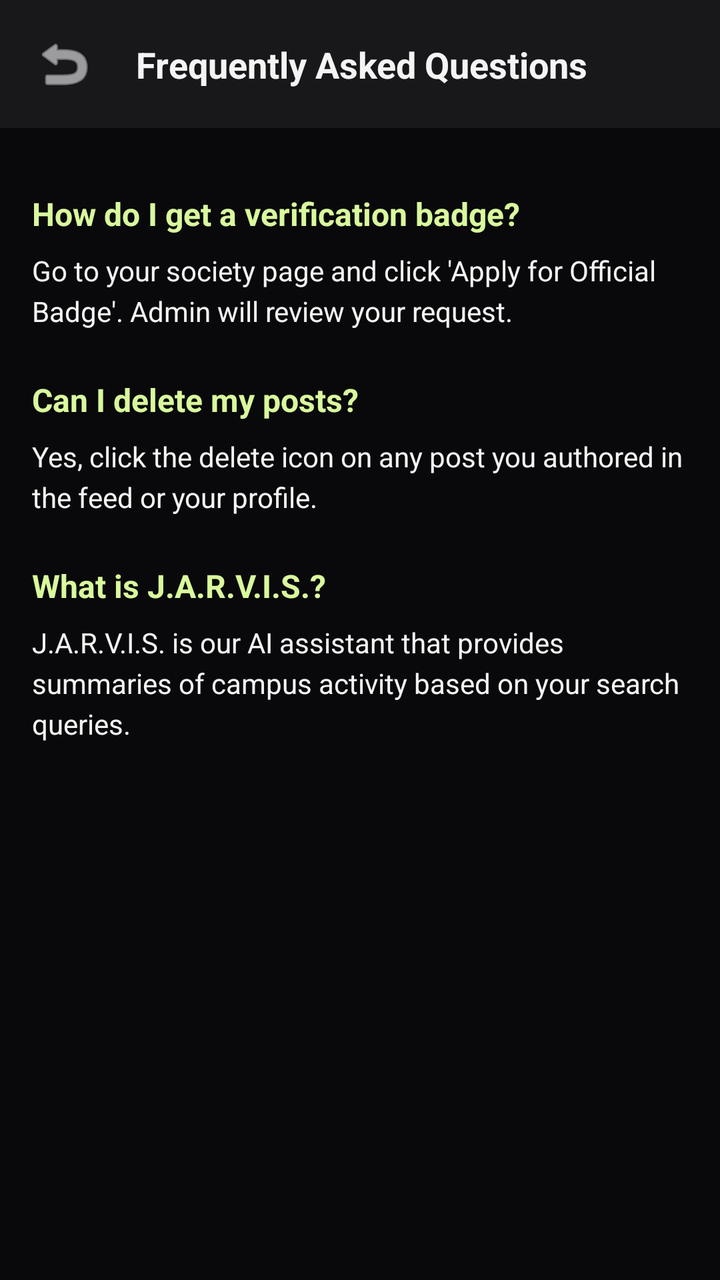
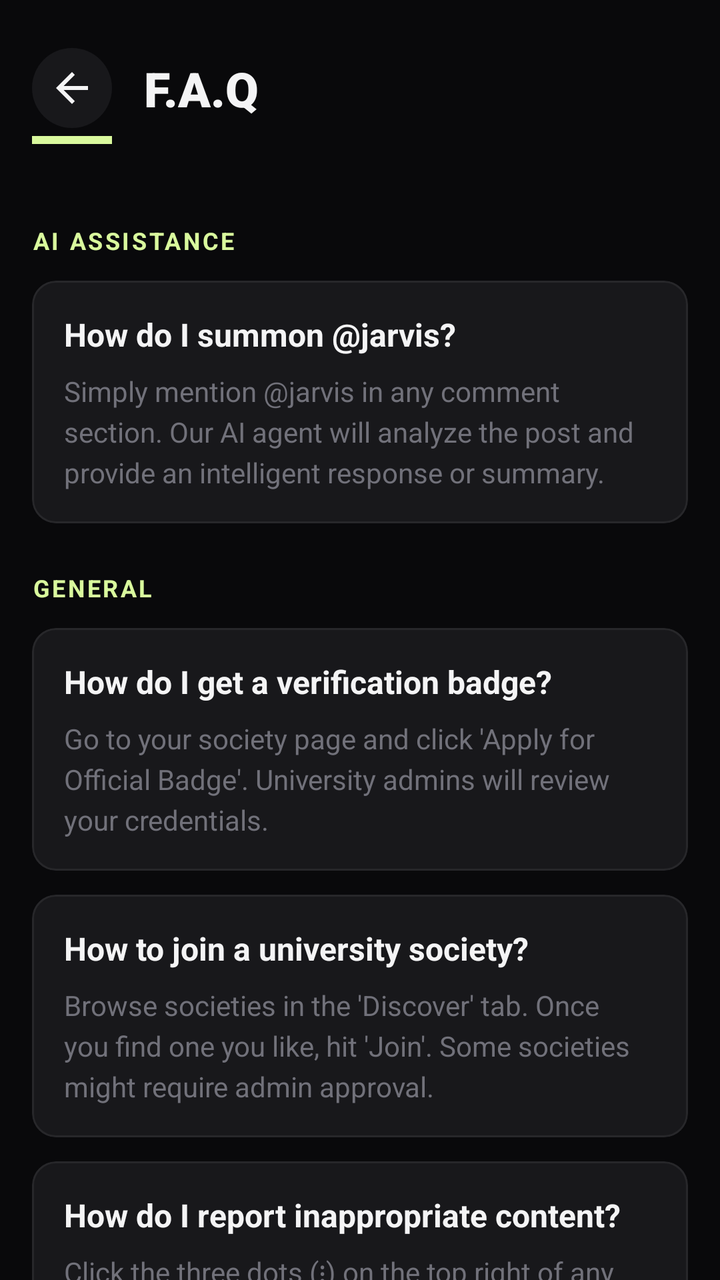

Screens rendered from an Android XML layout before and after an edit, with the pre-edit source and the edit as a unified diff.
<!-- AndroidManifest.xml: application theme Theme.UniFiltered -->
<!-- res/layout/activity_faq.xml -->
<?xml version="1.0" encoding="utf-8"?>
<androidx.constraintlayout.widget.ConstraintLayout xmlns:android="http://schemas.android.com/apk/res/android"
    xmlns:app="http://schemas.android.com/apk/res-auto"
    android:layout_width="match_parent"
    android:layout_height="match_parent"
    android:background="@color/zinc_black"
    android:fitsSystemWindows="true">

    <androidx.constraintlayout.widget.ConstraintLayout
        android:id="@+id/topBar"
        android:layout_width="match_parent"
        android:layout_height="wrap_content"
        android:background="@color/zinc_gray"
        android:padding="12dp"
        android:elevation="4dp"
        app:layout_constraintTop_toTopOf="parent">

        <ImageButton
            android:id="@+id/btnBack"
            android:layout_width="40dp"
            android:layout_height="40dp"
            android:background="?attr/selectableItemBackgroundBorderless"
            android:src="@android:drawable/ic_menu_revert"
            app:tint="@color/off_white"
            app:layout_constraintStart_toStartOf="parent"
            app:layout_constraintTop_toTopOf="parent"
            app:layout_constraintBottom_toBottomOf="parent" />

        <TextView
            android:layout_width="wrap_content"
            android:layout_height="wrap_content"
            android:text="Frequently Asked Questions"
            android:textColor="@color/off_white"
            android:textSize="18sp"
            android:textStyle="bold"
            app:layout_constraintStart_toEndOf="@id/btnBack"
            android:layout_marginStart="16dp"
            app:layout_constraintTop_toTopOf="parent"
            app:layout_constraintBottom_toBottomOf="parent" />
    </androidx.constraintlayout.widget.ConstraintLayout>

    <ScrollView
        android:layout_width="match_parent"
        android:layout_height="0dp"
        app:layout_constraintTop_toBottomOf="@id/topBar"
        app:layout_constraintBottom_toBottomOf="parent"
        android:padding="16dp"
        android:clipToPadding="false">

        <LinearLayout
            android:layout_width="match_parent"
            android:layout_height="wrap_content"
            android:orientation="vertical">

            
            <TextView
                android:layout_width="match_parent"
                android:layout_height="wrap_content"
                android:text="How do I get a verification badge?"
                android:textColor="@color/cyber_lime"
                android:textSize="16sp"
                android:textStyle="bold"
                android:layout_marginTop="16dp"/>
            <TextView
                android:layout_width="match_parent"
                android:layout_height="wrap_content"
                android:text="Go to your society page and click 'Apply for Official Badge'. Admin will review your request."
                android:textColor="@color/off_white"
                android:layout_marginTop="8dp"
                android:lineSpacingExtra="4dp"/>

            
            <TextView
                android:layout_width="match_parent"
                android:layout_height="wrap_content"
                android:text="Can I delete my posts?"
                android:textColor="@color/cyber_lime"
                android:textSize="16sp"
                android:textStyle="bold"
                android:layout_marginTop="24dp"/>
            <TextView
                android:layout_width="match_parent"
                android:layout_height="wrap_content"
                android:text="Yes, click the delete icon on any post you authored in the feed or your profile."
                android:textColor="@color/off_white"
                android:layout_marginTop="8dp"
                android:lineSpacingExtra="4dp"/>

            
            <TextView
                android:layout_width="match_parent"
                android:layout_height="wrap_content"
                android:text="What is J.A.R.V.I.S.?"
                android:textColor="@color/cyber_lime"
                android:textSize="16sp"
                android:textStyle="bold"
                android:layout_marginTop="24dp"/>
            <TextView
                android:layout_width="match_parent"
                android:layout_height="wrap_content"
                android:text="J.A.R.V.I.S. is our AI assistant that provides summaries of campus activity based on your search queries."
                android:textColor="@color/off_white"
                android:layout_marginTop="8dp"
                android:lineSpacingExtra="4dp"/>

            <View
                android:layout_width="match_parent"
                android:layout_height="40dp"/>
        </LinearLayout>
    </ScrollView>
</androidx.constraintlayout.widget.ConstraintLayout>
<!-- resources referenced by this layout -->
<resources>
  <color name="cyber_lime">#D9F99D</color>
  <color name="off_white">#F4F4F5</color>
  <color name="zinc_black">#09090B</color>
  <color name="zinc_gray">#18181B</color>
  <style name="Theme.UniFiltered" parent="Theme.MaterialComponents.DayNight.NoActionBar">
          
          <item name="colorPrimary">@color/cyber_lime</item>
          <item name="colorPrimaryVariant">@color/cyber_lime</item>
          <item name="colorOnPrimary">@color/zinc_black</item>
          
          <item name="colorSecondary">@color/dark_graphite</item>
          <item name="colorSecondaryVariant">@color/dark_graphite</item>
          <item name="colorOnSecondary">@color/off_white</item>
          
          <item name="android:statusBarColor">@color/zinc_black</item>
          
          <item name="android:windowBackground">@color/zinc_black</item>
      </style>
  <color name="dark_graphite">#27272A</color>
</resources>

<!-- the commit's change to res/layout/activity_faq.xml (unified diff, before → after) -->
@@ -10,17 +10,17 @@
         android:id="@+id/topBar"
         android:layout_width="match_parent"
         android:layout_height="wrap_content"
-        android:background="@color/zinc_gray"
-        android:padding="12dp"
-        android:elevation="4dp"
+        android:background="@color/zinc_black"
+        android:padding="16dp"
         app:layout_constraintTop_toTopOf="parent">
 
         <ImageButton
             android:id="@+id/btnBack"
             android:layout_width="40dp"
             android:layout_height="40dp"
-            android:background="?attr/selectableItemBackgroundBorderless"
-            android:src="@android:drawable/ic_menu_revert"
+            android:background="@drawable/circular_background"
+            android:src="@drawable/ic_back"
+            android:contentDescription="@string/back_desc"
             app:tint="@color/off_white"
             app:layout_constraintStart_toStartOf="parent"
             app:layout_constraintTop_toTopOf="parent"
@@ -29,83 +29,294 @@
         <TextView
             android:layout_width="wrap_content"
             android:layout_height="wrap_content"
-            android:text="Frequently Asked Questions"
+            android:text="@string/faq_title"
             android:textColor="@color/off_white"
-            android:textSize="18sp"
-            android:textStyle="bold"
+            android:textSize="24sp"
+            android:fontFamily="sans-serif-black"
             app:layout_constraintStart_toEndOf="@id/btnBack"
             android:layout_marginStart="16dp"
             app:layout_constraintTop_toTopOf="parent"
             app:layout_constraintBottom_toBottomOf="parent" />
+
+        <View
+            android:layout_width="40dp"
+            android:layout_height="4dp"
+            android:background="@color/cyber_lime"
+            android:layout_marginTop="4dp"
+            app:layout_constraintTop_toBottomOf="@id/btnBack"
+            app:layout_constraintStart_toStartOf="@id/btnBack" />
     </androidx.constraintlayout.widget.ConstraintLayout>
 
-    <ScrollView
+    <androidx.core.widget.NestedScrollView
         android:layout_width="match_parent"
         android:layout_height="0dp"
+        android:layout_marginTop="16dp"
         app:layout_constraintTop_toBottomOf="@id/topBar"
         app:layout_constraintBottom_toBottomOf="parent"
-        android:padding="16dp"
-        android:clipToPadding="false">
+        android:clipToPadding="false"
+        android:paddingBottom="32dp">
 
         <LinearLayout
             android:layout_width="match_parent"
             android:layout_height="wrap_content"
-            android:orientation="vertical">
+            android:orientation="vertical"
+            android:paddingHorizontal="16dp">
 
             
             <TextView
-                android:layout_width="match_parent"
-                android:layout_height="wrap_content"
-                android:text="How do I get a verification badge?"
+                android:layout_width="wrap_content"
+                android:layout_height="wrap_content"
+                android:text="@string/ai_assistance"
                 android:textColor="@color/cyber_lime"
-                android:textSize="16sp"
+                android:textSize="12sp"
+                android:letterSpacing="0.1"
                 android:textStyle="bold"
-                android:layout_marginTop="16dp"/>
+                android:layout_marginBottom="12dp"
+                android:layout_marginTop="8dp"/>
+
+            
+            <com.google.android.material.card.MaterialCardView
+                android:layout_width="match_parent"
+                android:layout_height="wrap_content"
+                android:layout_marginBottom="24dp"
+                app:cardBackgroundColor="@color/zinc_gray"
+                app:cardCornerRadius="12dp"
+                app:cardElevation="0dp"
+                app:strokeColor="@color/dark_graphite"
+                app:strokeWidth="1dp">
+                <LinearLayout
+                    android:layout_width="match_parent"
+                    android:layout_height="wrap_content"
+                    android:orientation="vertical"
+                    android:padding="16dp">
+                    <TextView
+                        android:layout_width="match_parent"
+                        android:layout_height="wrap_content"
+                        android:text="@string/q_jarvis_summon"
+                        android:textColor="@color/off_white"
+                        android:textSize="16sp"
+                        android:textStyle="bold" />
+                    <TextView
+                        android:layout_width="match_parent"
+                        android:layout_height="wrap_content"
+                        android:text="@string/a_jarvis_summon"
+                        android:textColor="@color/muted_gray"
+                        android:layout_marginTop="8dp"
+                        android:textSize="14sp"
+                        android:lineSpacingExtra="4dp"/>
+                </LinearLayout>
+            </com.google.android.material.card.MaterialCardView>
+
+            
             <TextView
-                android:layout_width="match_parent"
-                android:layout_height="wrap_content"
-                android:text="Go to your society page and click 'Apply for Official Badge'. Admin will review your request."
-                android:textColor="@color/off_white"
-                android:layout_marginTop="8dp"
-                android:lineSpacingExtra="4dp"/>
-
-            
-            <TextView
-                android:layout_width="match_parent"
-                android:layout_height="wrap_content"
-                android:text="Can I delete my posts?"
+                android:layout_width="wrap_content"
+                android:layout_height="wrap_content"
+                android:text="@string/general"
                 android:textColor="@color/cyber_lime"
-                android:textSize="16sp"
+                android:textSize="12sp"
+                android:letterSpacing="0.1"
                 android:textStyle="bold"
-                android:layout_marginTop="24dp"/>
-            <TextView
-                android:layout_width="match_parent"
-                android:layout_height="wrap_content"
-                android:text="Yes, click the delete icon on any post you authored in the feed or your profile."
-                android:textColor="@color/off_white"
-                android:layout_marginTop="8dp"
-                android:lineSpacingExtra="4dp"/>
-
-            
-            <TextView
-                android:layout_width="match_parent"
-                android:layout_height="wrap_content"
-                android:text="What is J.A.R.V.I.S.?"
-                android:textColor="@color/cyber_lime"
-                android:textSize="16sp"
-                android:textStyle="bold"
-                android:layout_marginTop="24dp"/>
-            <TextView
-                android:layout_width="match_parent"
-                android:layout_height="wrap_content"
-                android:text="J.A.R.V.I.S. is our AI assistant that provides summaries of campus activity based on your search queries."
-                android:textColor="@color/off_white"
-                android:layout_marginTop="8dp"
-                android:lineSpacingExtra="4dp"/>
-
-            <View
-                android:layout_width="match_parent"
-                android:layout_height="40dp"/>
+                android:layout_marginBottom="12dp"/>
+
+            
+            <com.google.android.material.card.MaterialCardView
+                android:layout_width="match_parent"
+                android:layout_height="wrap_content"
+                android:layout_marginBottom="12dp"
+                app:cardBackgroundColor="@color/zinc_gray"
+                app:cardCornerRadius="12dp"
+                app:cardElevation="0dp"
+                app:strokeColor="@color/dark_graphite"
+                app:strokeWidth="1dp">
+                <LinearLayout
+                    android:layout_width="match_parent"
+                    android:layout_height="wrap_content"
+                    android:orientation="vertical"
+                    android:padding="16dp">
+                    <TextView
+                        android:layout_width="match_parent"
+                        android:layout_height="wrap_content"
+                        android:text="@string/q_verification"
+                        android:textColor="@color/off_white"
+                        android:textSize="16sp"
+                        android:textStyle="bold" />
+                    <TextView
+                        android:layout_width="match_parent"
+                        android:layout_height="wrap_content"
+                        android:text="@string/a_verification"
+                        android:textColor="@color/muted_gray"
+                        android:layout_marginTop="8dp"
+                        android:textSize="14sp"
+                        android:lineSpacingExtra="4dp"/>
+                </LinearLayout>
+            </com.google.android.material.card.MaterialCardView>
+
+            
+            <com.google.android.material.card.MaterialCardView
+                android:layout_width="match_parent"
+                android:layout_height="wrap_content"
+                android:layout_marginBottom="12dp"
+                app:cardBackgroundColor="@color/zinc_gray"
+                app:cardCornerRadius="12dp"
+                app:cardElevation="0dp"
+                app:strokeColor="@color/dark_graphite"
+                app:strokeWidth="1dp">
+                <LinearLayout
+                    android:layout_width="match_parent"
+                    android:layout_height="wrap_content"
+                    android:orientation="vertical"
+                    android:padding="16dp">
+                    <TextView
+                        android:layout_width="match_parent"
+                        android:layout_height="wrap_content"
+                        android:text="@string/q_join_society"
+                        android:textColor="@color/off_white"
+                        android:textSize="16sp"
+                        android:textStyle="bold" />
+                    <TextView
+                        android:layout_width="match_parent"
+                        android:layout_height="wrap_content"
+                        android:text="@string/a_join_society"
+                        android:textColor="@color/muted_gray"
+                        android:layout_marginTop="8dp"
+                        android:textSize="14sp"
+                        android:lineSpacingExtra="4dp"/>
+                </LinearLayout>
+            </com.google.android.material.card.MaterialCardView>
+
+            
+            <com.google.android.material.card.MaterialCardView
+                android:layout_width="match_parent"
+                android:layout_height="wrap_content"
+                android:layout_marginBottom="12dp"
+                app:cardBackgroundColor="@color/zinc_gray"
+                app:cardCornerRadius="12dp"
+                app:cardElevation="0dp"
+                app:strokeColor="@color/dark_graphite"
+                app:strokeWidth="1dp">
+                <LinearLayout
+                    android:layout_width="match_parent"
+                    android:layout_height="wrap_content"
+                    android:orientation="vertical"
+                    android:padding="16dp">
+                    <TextView
+                        android:layout_width="match_parent"
+                        android:layout_height="wrap_content"
+                        android:text="@string/q_report"
+                        android:textColor="@color/off_white"
+                        android:textSize="16sp"
+                        android:textStyle="bold" />
+                    <TextView
+                        android:layout_width="match_parent"
+                        android:layout_height="wrap_content"
+                        android:text="@string/a_report"
+                        android:textColor="@color/muted_gray"
+                        android:layout_marginTop="8dp"
+                        android:textSize="14sp"
+                        android:lineSpacingExtra="4dp"/>
+                </LinearLayout>
+            </com.google.android.material.card.MaterialCardView>
+
+            
+            <com.google.android.material.card.MaterialCardView
+                android:layout_width="match_parent"
+                android:layout_height="wrap_content"
+                android:layout_marginBottom="12dp"
+                app:cardBackgroundColor="@color/zinc_gray"
+                app:cardCornerRadius="12dp"
+                app:cardElevation="0dp"
+                app:strokeColor="@color/dark_graphite"
+                app:strokeWidth="1dp">
+                <LinearLayout
+                    android:layout_width="match_parent"
+                    android:layout_height="wrap_content"
+                    android:orientation="vertical"
+                    android:padding="16dp">
+                    <TextView
+                        android:layout_width="match_parent"
+                        android:layout_height="wrap_content"
+                        android:text="@string/q_anonymous"
+                        android:textColor="@color/off_white"
+                        android:textSize="16sp"
+                        android:textStyle="bold" />
+                    <TextView
+                        android:layout_width="match_parent"
+                        android:layout_height="wrap_content"
+                        android:text="@string/a_anonymous"
+                        android:textColor="@color/muted_gray"
+                        android:layout_marginTop="8dp"
+                        android:textSize="14sp"
+                        android:lineSpacingExtra="4dp"/>
+                </LinearLayout>
+            </com.google.android.material.card.MaterialCardView>
+
+            
+            <com.google.android.material.card.MaterialCardView
+                android:layout_width="match_parent"
+                android:layout_height="wrap_content"
+                android:layout_marginBottom="12dp"
+                app:cardBackgroundColor="@color/zinc_gray"
+                app:cardCornerRadius="12dp"
+                app:cardElevation="0dp"
+                app:strokeColor="@color/dark_graphite"
+                app:strokeWidth="1dp">
+                <LinearLayout
+                    android:layout_width="match_parent"
+                    android:layout_height="wrap_content"
+                    android:orientation="vertical"
+                    android:padding="16dp">
+                    <TextView
+                        android:layout_width="match_parent"
+                        android:layout_height="wrap_content"
+                        android:text="@string/q_flame_cred"
+                        android:textColor="@color/off_white"
+                        android:textSize="16sp"
+                        android:textStyle="bold" />
+                    <TextView
+                        android:layout_width="match_parent"
+                        android:layout_height="wrap_content"
+                        android:text="@string/a_flame_cred"
+                        android:textColor="@color/muted_gray"
+                        android:layout_marginTop="8dp"
+                        android:textSize="14sp"
+                        android:lineSpacingExtra="4dp"/>
+                </LinearLayout>
+            </com.google.android.material.card.MaterialCardView>
+
+            
+            <com.google.android.material.card.MaterialCardView
+                android:layout_width="match_parent"
+                android:layout_height="wrap_content"
+                android:layout_marginBottom="12dp"
+                app:cardBackgroundColor="@color/zinc_gray"
+                app:cardCornerRadius="12dp"
+                app:cardElevation="0dp"
+                app:strokeColor="@color/dark_graphite"
+                app:strokeWidth="1dp">
+                <LinearLayout
+                    android:layout_width="match_parent"
+                    android:layout_height="wrap_content"
+                    android:orientation="vertical"
+                    android:padding="16dp">
+                    <TextView
+                        android:layout_width="match_parent"
+                        android:layout_height="wrap_content"
+                        android:text="@string/q_theme"
+                        android:textColor="@color/off_white"
+                        android:textSize="16sp"
+                        android:textStyle="bold" />
+                    <TextView
+                        android:layout_width="match_parent"
+                        android:layout_height="wrap_content"
+                        android:text="@string/a_theme"
+                        android:textColor="@color/muted_gray"
+                        android:layout_marginTop="8dp"
+                        android:textSize="14sp"
+                        android:lineSpacingExtra="4dp"/>
+                </LinearLayout>
+            </com.google.android.material.card.MaterialCardView>
+
         </LinearLayout>
-    </ScrollView>
+    </androidx.core.widget.NestedScrollView>
+
 </androidx.constraintlayout.widget.ConstraintLayout>
<!-- resource entries referenced after the edit -->
@@ -1,9 +1,46 @@
 <!-- resources referenced by this layout -->
 <resources>
   <color name="cyber_lime">#D9F99D</color>
+  <color name="dark_graphite">#27272A</color>
+  <color name="muted_gray">#71717A</color>
   <color name="off_white">#F4F4F5</color>
   <color name="zinc_black">#09090B</color>
   <color name="zinc_gray">#18181B</color>
+  <!-- drawable circular_background (drawable) -->
+  <?xml version="1.0" encoding="utf-8"?>
+  <shape xmlns:android="http://schemas.android.com/apk/res/android"
+      android:shape="oval">
+      <solid android:color="@color/zinc_gray" />
+  </shape>
+  <!-- drawable ic_back (drawable) -->
+  <vector xmlns:android="http://schemas.android.com/apk/res/android"
+      android:width="24dp"
+      android:height="24dp"
+      android:viewportWidth="24"
+      android:viewportHeight="24"
+      android:tint="?attr/colorControlNormal">
+    <path
+        android:fillColor="@android:color/white"
+        android:pathData="M20,11H7.83l5.59,-5.59L12,4l-8,8 8,8 1.41,-1.41L7.83,13H20v-2z"/>
+  </vector>
+  <string name="a_anonymous">Yes, when creating a post, toggle the \'Anonymous\' switch. Your identity will be hidden from everyone except system admins (for safety purposes).</string>
+  <string name="a_flame_cred">Flame Cred is our reputation system. You earn it by posting helpful content, getting upvotes, and contributing to society discussions. Higher cred unlocks exclusive badges!</string>
+  <string name="a_jarvis_summon">Simply mention @jarvis in any comment section. Our AI agent will analyze the post and provide an intelligent response or summary.</string>
+  <string name="a_join_society">Browse societies in the \'Discover\' tab. Once you find one you like, hit \'Join\'. Some societies might require admin approval.</string>
+  <string name="a_report">Click the three dots (⋮) on the top right of any post and select \'Report\'. Our moderation team reviews all reports within 24 hours.</string>
+  <string name="a_theme">Currently, the app follows the Industrial Tech theme. We are working on allowing users to customize their profile accents in future updates.</string>
+  <string name="a_verification">Go to your society page and click \'Apply for Official Badge\'. University admins will review your credentials.</string>
+  <string name="ai_assistance">AI ASSISTANCE</string>
+  <string name="back_desc">Back</string>
+  <string name="faq_title">F.A.Q</string>
+  <string name="general">GENERAL</string>
+  <string name="q_anonymous">Can I post anonymously?</string>
+  <string name="q_flame_cred">What is \'Flame Cred\'?</string>
+  <string name="q_jarvis_summon">How do I summon @jarvis?</string>
+  <string name="q_join_society">How to join a university society?</string>
+  <string name="q_report">How do I report inappropriate content?</string>
+  <string name="q_theme">Can I customize my profile theme?</string>
+  <string name="q_verification">How do I get a verification badge?</string>
   <style name="Theme.UniFiltered" parent="Theme.MaterialComponents.DayNight.NoActionBar">
           
           <item name="colorPrimary">@color/cyber_lime</item>
@@ -18,6 +55,5 @@
           
           <item name="android:windowBackground">@color/zinc_black</item>
       </style>
-  <color name="dark_graphite">#27272A</color>
 </resources>
 
